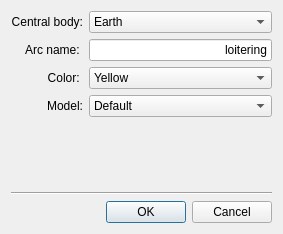
Old version of the form sta-src/Scenario/missionAspectDialog.ui in the repository Dwarf-Planet-Project/SpaceDesignTool.
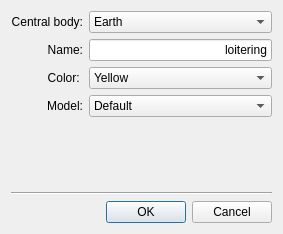
New version of the form. Icons and pictures are not drawn.

Commit message: Allowing colors for TLE trajectories. Cleaning up some old traces and comments on LOITERING arcs. Updating mission aspect window with proper "dark gray" color

Diff of the .ui file:
```diff
--- a/sta-src/Scenario/missionAspectDialog.ui
+++ b/sta-src/Scenario/missionAspectDialog.ui
@@ -31,7 +31,7 @@
      <item row="1" column="0">
       <widget class="QLabel" name="labelArcName">
        <property name="text">
-        <string>Arc name: </string>
+        <string>Name:</string>
        </property>
        <property name="alignment">
         <set>Qt::AlignRight|Qt::AlignTrailing|Qt::AlignVCenter</set>
```
Left out of the diff: 21 changed lines with no effect on the pictures. The commit also changes 7 other files.
